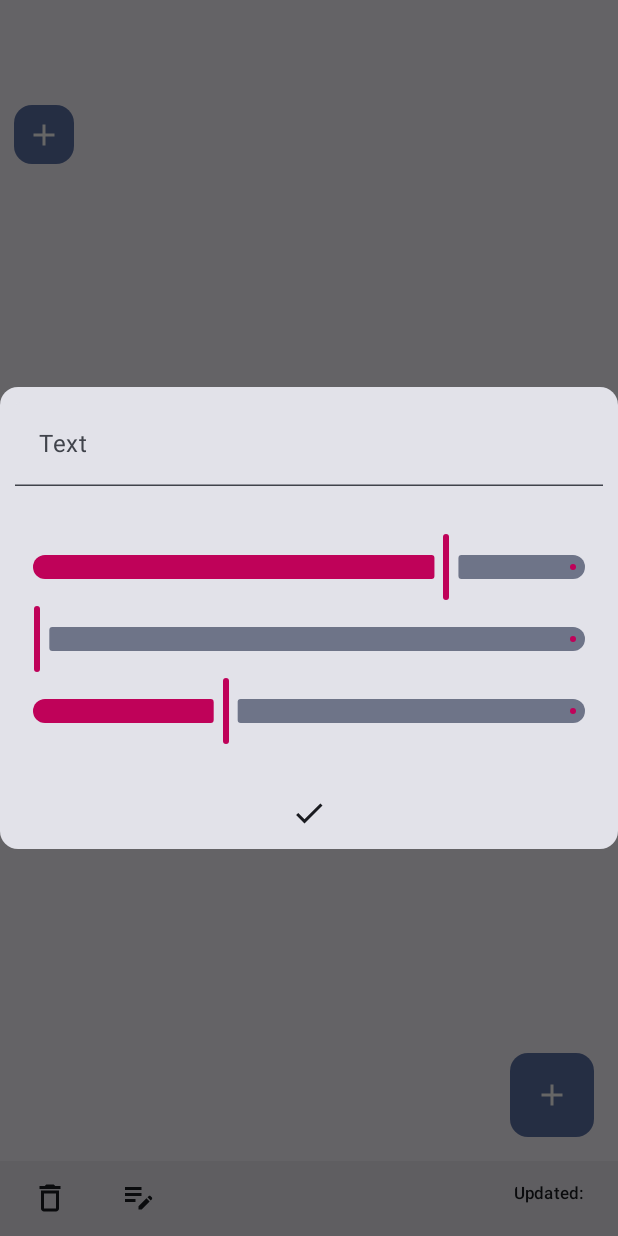
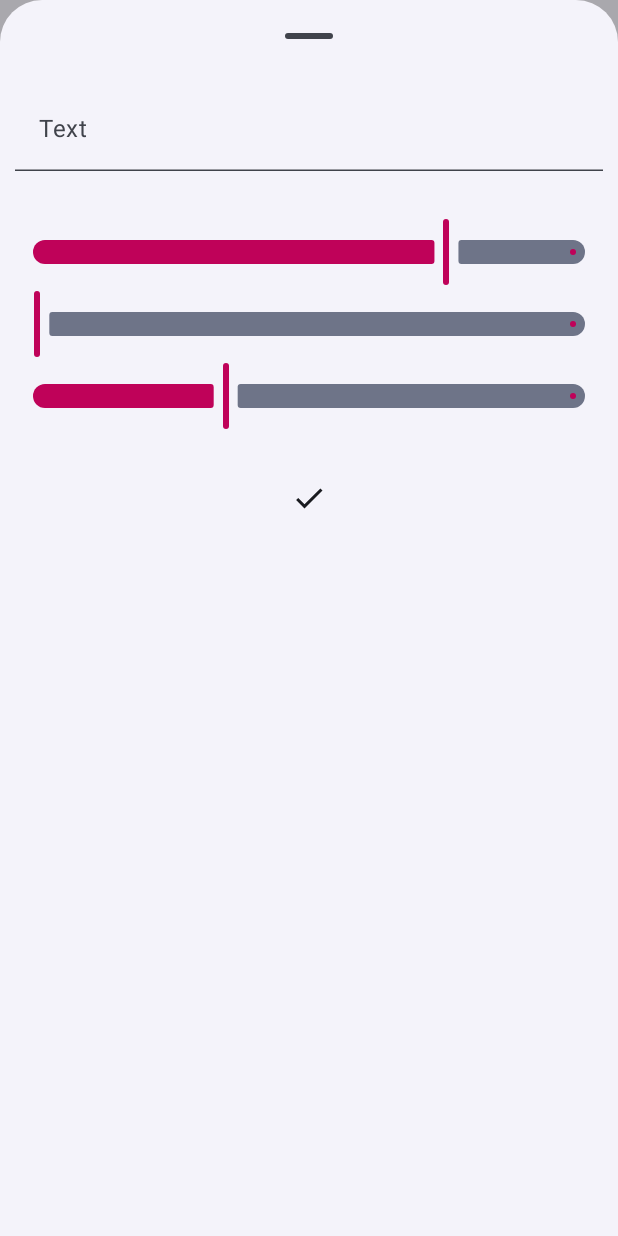
Before and after one commit to lestec-al/a-notes, an Android app built with Jetpack Compose: the TasksScreen screen opened through its navigation route, after a tap on an icon or button, on a phone screen of 412 x 824 dp. Run offline under Robolectric (Android 15) with nearby library versions, the light colour scheme and no system bars; our stand-ins replace Room's generated code; libraries missing offline, so code that uses them is left out: androidx.glance, androidx.glance.appwidget.

Commit message:
Interface update

```diff
--- a/app/build.gradle.kts
+++ b/app/build.gradle.kts
@@ -61,9 +61,9 @@ android {
 
 dependencies {
     implementation("androidx.core:core-ktx:1.13.1")
-    implementation("androidx.lifecycle:lifecycle-runtime-ktx:2.8.2")
+    implementation("androidx.lifecycle:lifecycle-runtime-ktx:2.8.4")
     implementation("androidx.navigation:navigation-compose:2.7.7")
-    implementation("androidx.activity:activity-compose:1.9.0")
+    implementation("androidx.activity:activity-compose:1.9.1")
     implementation(platform("androidx.compose:compose-bom:2024.06.00"))
     implementation("androidx.compose.ui:ui")
     implementation("androidx.compose.ui:ui-graphics")
--- a/app/src/main/java/com/yurhel/alex/anotes/ui/MainViewModel.kt
+++ b/app/src/main/java/com/yurhel/alex/anotes/ui/MainViewModel.kt
@@ -284,6 +284,10 @@ class MainViewModel(
     private val _tasks: MutableStateFlow<List<TasksObj>> = MutableStateFlow(emptyList())
     val tasks = _tasks.asStateFlow()
 
+    fun clearTasks() {
+        _tasks.value = emptyList()
+    }
+
     private fun getTasks(noteId: Int, statusId: Int) {
         viewModelScope.launch(Dispatchers.Default) {
             val data = if (statusId == 0) {
--- a/app/src/main/java/com/yurhel/alex/anotes/ui/components/EditDialog.kt
+++ b/app/src/main/java/com/yurhel/alex/anotes/ui/components/EditDialog.kt
@@ -3,6 +3,7 @@ package com.yurhel.alex.anotes.ui.components
 import androidx.compose.foundation.layout.Arrangement
 import androidx.compose.foundation.layout.Column
 import androidx.compose.foundation.layout.Row
+import androidx.compose.foundation.layout.fillMaxSize
 import androidx.compose.foundation.layout.fillMaxWidth
 import androidx.compose.foundation.layout.height
 import androidx.compose.foundation.layout.padding
@@ -13,14 +14,17 @@ import androidx.compose.foundation.text.KeyboardOptions
 import androidx.compose.material.icons.Icons
 import androidx.compose.material.icons.filled.Check
 import androidx.compose.material.icons.filled.Delete
-import androidx.compose.material3.Card
+import androidx.compose.material3.ExperimentalMaterial3Api
 import androidx.compose.material3.Icon
 import androidx.compose.material3.IconButton
 import androidx.compose.material3.MaterialTheme
+import androidx.compose.material3.ModalBottomSheet
 import androidx.compose.material3.Slider
 import androidx.compose.material3.SliderDefaults
 import androidx.compose.material3.Text
 import androidx.compose.material3.TextField
+import androidx.compose.material3.TextFieldDefaults
+import androidx.compose.material3.rememberModalBottomSheetState
 import androidx.compose.runtime.Composable
 import androidx.compose.runtime.LaunchedEffect
 import androidx.compose.runtime.collectAsState
@@ -41,8 +45,6 @@ import androidx.compose.ui.text.input.KeyboardCapitalization
 import androidx.compose.ui.text.input.KeyboardType
 import androidx.compose.ui.text.input.TextFieldValue
 import androidx.compose.ui.unit.dp
-import androidx.compose.ui.window.Dialog
-import androidx.compose.ui.window.DialogProperties
 import androidx.core.graphics.blue
 import androidx.core.graphics.green
 import androidx.core.graphics.red
@@ -55,11 +57,16 @@ import com.yurhel.alex.anotes.ui.MainViewModel
 import com.yurhel.alex.anotes.ui.Types
 import kotlin.random.Random
 
+@OptIn(ExperimentalMaterial3Api::class)
 @Composable
 fun EditDialog(
     vm: MainViewModel
 ) {
     val context = LocalContext.current
+    val sheetState = rememberModalBottomSheetState(
+        skipPartiallyExpanded = true
+    )
+
     val edit = remember {
         mutableStateOf(
             if (vm.editDialogObj != null) {
@@ -85,14 +92,11 @@ fun EditDialog(
         )
     }
 
-    Dialog(
+    ModalBottomSheet(
         onDismissRequest = { vm.onEvent(Event.HideEditDialog) },
-        properties = DialogProperties(usePlatformDefaultWidth = false)
+        sheetState = sheetState,
+        modifier = Modifier.fillMaxSize()
     ) {
-        Card(
-            modifier = Modifier.fillMaxWidth()
-        ) {
-
         // Edit
         val focusRequester = remember { FocusRequester() }
         val value = remember {
@@ -108,6 +112,10 @@ fun EditDialog(
             label = {
                 Text(text = context.getString(R.string.text))
             },
+            colors = TextFieldDefaults.colors(
+                focusedContainerColor = Color.Transparent,
+                unfocusedContainerColor = Color.Transparent
+            ),
             modifier = Modifier
                 .fillMaxWidth()
                 .padding(10.dp)
@@ -337,4 +345,3 @@ fun EditDialog(
         }
     }
 }
-}
```
Also changed, not shown: app/src/main/java/com/yurhel/alex/anotes/ui/TasksScreen.kt (+11 -3 lines). Lines whose indentation alone changed are shown as unchanged.
